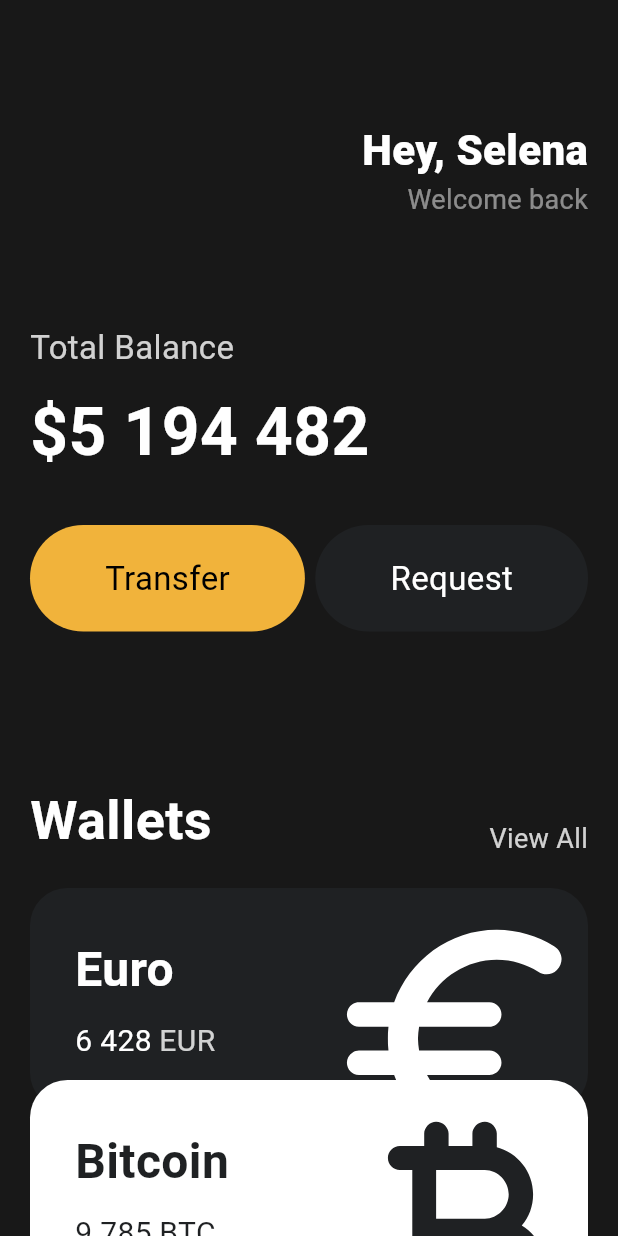
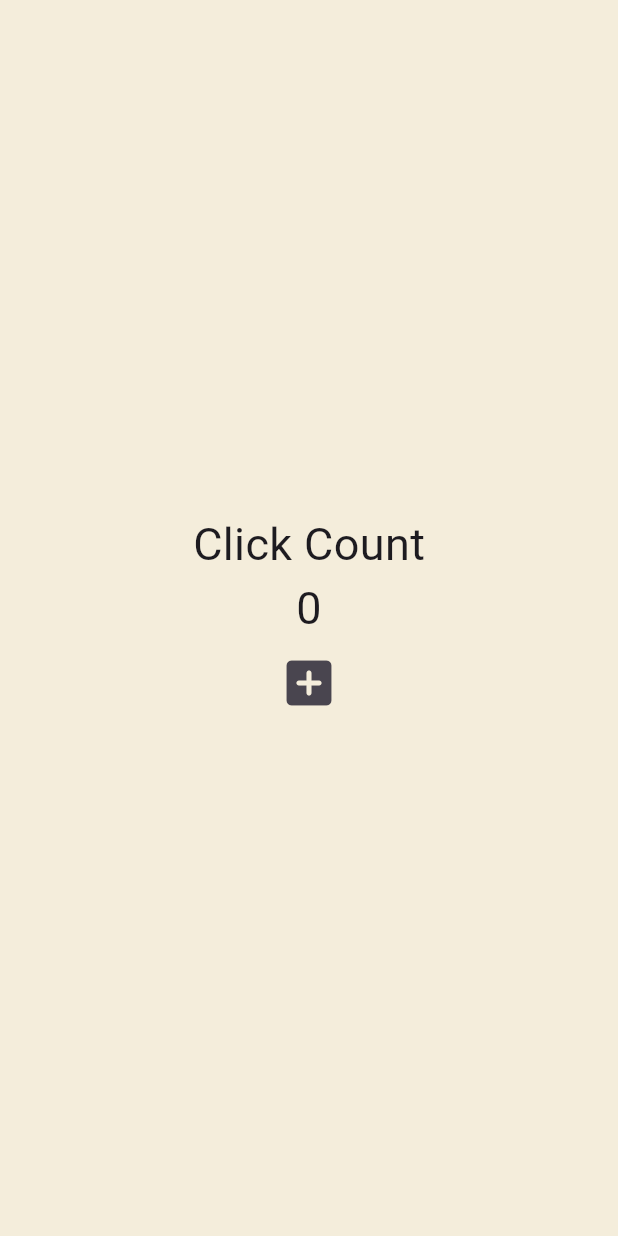
Before and after one commit to lstar2397/flutter-for-beginners, a Flutter app: the screen it shows after launch, on a phone screen of 412 x 824 dp. Run offline on Flutter 3.47's test engine with Material 3 defaults, Android fonts, the phone set to English and light mode, and no system bars.

Commit message:
#4.0 State

```diff
--- a/toonflix/lib/main.dart
+++ b/toonflix/lib/main.dart
@@ -1,150 +1,53 @@
 import 'package:flutter/material.dart';
-import 'package:toonflix/widgets/button.dart';
-import 'package:toonflix/widgets/currency_card.dart';
 
 void main() {
   runApp(const App());
 }
 
-class App extends StatelessWidget {
+class App extends StatefulWidget {
   const App({super.key});
+
+  @override
+  State<App> createState() => _AppState();
+}
+
+class _AppState extends State<App> {
+  int counter = 0;
+
+  void onClicked() {
+    counter = counter + 1;
+  }
 
   @override
   Widget build(BuildContext context) {
     return MaterialApp(
         home: Scaffold(
-        backgroundColor: const Color(0xFF181818),
-        body: SingleChildScrollView(
-          child: Padding(
-            padding: const EdgeInsets.symmetric(
-              horizontal: 20,
-            ),
+      backgroundColor: const Color(0xFFF4EDDB),
+      body: Center(
         child: Column(
-              crossAxisAlignment: CrossAxisAlignment.start,
-              children: [
-                const SizedBox(
-                  height: 80,
-                ),
-                Row(
-                  mainAxisAlignment: MainAxisAlignment.end,
-                  children: [
-                    Column(
-                      crossAxisAlignment: CrossAxisAlignment.end,
+          mainAxisAlignment: MainAxisAlignment.center,
           children: [
             const Text(
-                          'Hey, Selena',
+              'Click Count',
               style: TextStyle(
-                            color: Colors.white,
-                            fontSize: 28,
-                            fontWeight: FontWeight.w800,
+                fontSize: 30,
               ),
             ),
             Text(
-                          'Welcome back',
-                          style: TextStyle(
-                            color: Colors.white.withOpacity(0.5),
-                            fontSize: 18,
+              '$counter',
+              style: const TextStyle(
+                fontSize: 30,
               ),
             ),
-                      ],
-                    )
-                  ],
-                ),
-                const SizedBox(
-                  height: 70,
-                ),
-                Text(
-                  'Total Balance',
-                  style: TextStyle(
-                    fontSize: 22,
-                    color: Colors.white.withOpacity(0.8),
-                  ),
-                ),
-                const SizedBox(
-                  height: 10,
-                ),
-                const Text(
-                  '\$5 194 482',
-                  style: TextStyle(
-                    fontSize: 44,
-                    fontWeight: FontWeight.w600,
-                    color: Colors.white,
-                  ),
-                ),
-                const SizedBox(
-                  height: 30,
-                ),
-                const Row(
-                  mainAxisAlignment: MainAxisAlignment.spaceBetween,
-                  children: [
-                    Button(
-                      text: 'Transfer',
-                      bgColor: Color(0xFFF1B33B),
-                      textColor: Colors.black,
-                    ),
-                    Button(
-                      text: 'Request',
-                      bgColor: Color(0xFF1F2123),
-                      textColor: Colors.white,
-                    )
-                  ],
-                ),
-                const SizedBox(
-                  height: 100,
-                ),
-                Row(
-                  crossAxisAlignment: CrossAxisAlignment.end,
-                  mainAxisAlignment: MainAxisAlignment.spaceBetween,
-                  children: [
-                    const Text(
-                      'Wallets',
-                      style: TextStyle(
-                        color: Colors.white,
-                        fontSize: 36,
-                        fontWeight: FontWeight.w600,
-                      ),
-                    ),
-                    Text(
-                      'View All',
-                      style: TextStyle(
-                        color: Colors.white.withOpacity(0.8),
-                        fontSize: 18,
-                      ),
-                    ),
-                  ],
-                ),
-                const SizedBox(
-                  height: 20,
-                ),
-                const CurrencyCard(
-                  name: 'Euro',
-                  code: 'EUR',
-                  amount: '6 428',
-                  icon: Icons.euro_rounded,
-                  isInverted: false,
-                  order: 1,
-                ),
-                const CurrencyCard(
-                  name: 'Bitcoin',
-                  code: 'BTC',
-                  amount: '9 785',
-                  icon: Icons.currency_bitcoin_rounded,
-                  isInverted: true,
-                  order: 2,
-                ),
-                const CurrencyCard(
-                  name: 'Dollar',
-                  code: 'USD',
-                  amount: '428',
-                  icon: Icons.attach_money_rounded,
-                  isInverted: false,
-                  order: 3,
-                ),
+            IconButton(
+                iconSize: 40,
+                onPressed: onClicked,
+                icon: const Icon(
+                  Icons.add_box_rounded,
+                ))
           ],
         ),
       ),
-        ),
-      ),
-    );
+    ));
   }
 }
```
Lines whose indentation alone changed are shown as unchanged.
